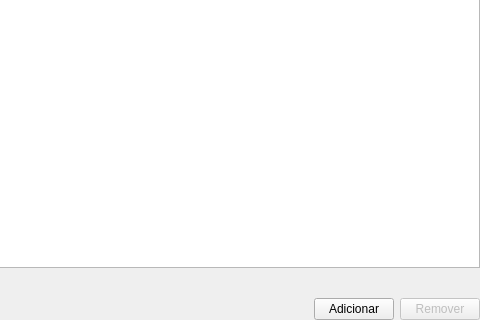
This is bin/uis/uiVarTable.ui in rodrigosge20/teste_vertesis as Qt 5 draws it before an edit; both pictures show x 264 to 744 and y 248 to 568 of the 744 by 568 pixel window. The edited form follows.
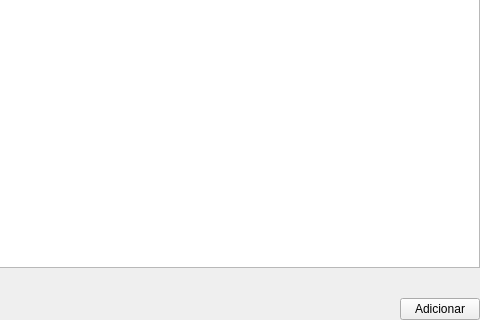
This is the edited form. Icons and pictures are not drawn.

Commit message: Adição de novas funcionalidades:       - Usuário pode remover projetos e listas da árvore       - Usuário pode salvar listas específicas       - Criados alguns artifícios para melhorar usabilidade, como toolTips e shortcuts       - Barra de Ferramentas implementada       - Usuário pode abrir projetos

The edit to the form file:
```diff
--- a/bin/uis/uiVarTable.ui
+++ b/bin/uis/uiVarTable.ui
@@ -110,20 +110,6 @@
        </property>
       </widget>
      </item>
-     <item>
-      <widget class="QPushButton" name="remButton">
-       <property name="enabled">
-        <bool>false</bool>
-       </property>
-       <property name="text">
-        <string>Remover</string>
-       </property>
-       <property name="icon">
-        <iconset resource="../../../../Repositórios/BRConfig/bin/uis/icons.qrc">
-         <normaloff>:/icons/images/001_02.png</normaloff>:/icons/images/001_02.png</iconset>
-       </property>
-      </widget>
-     </item>
     </layout>
    </item>
   </layout>
```
The commit also changes 12 other files.
